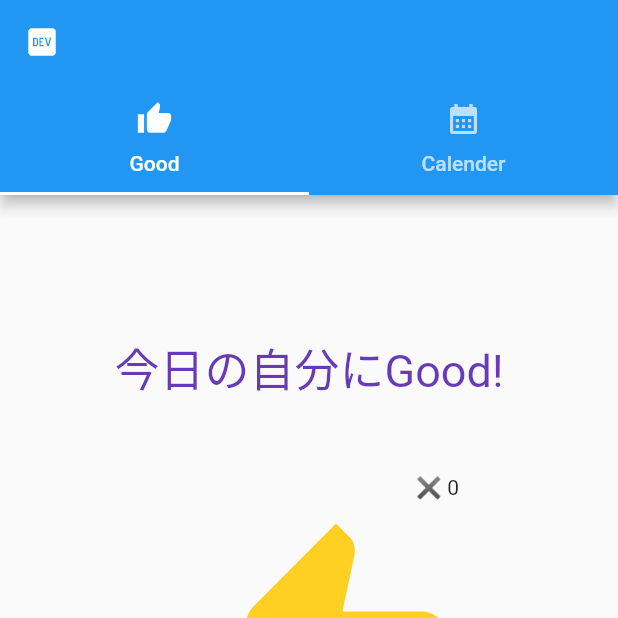
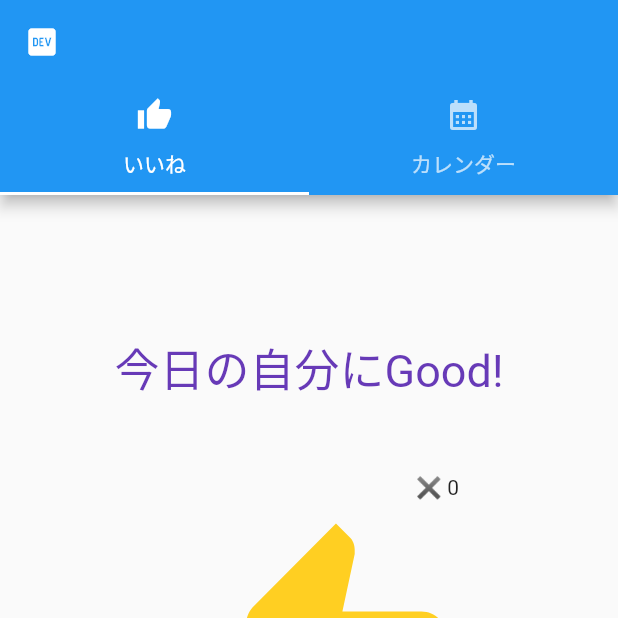
Before and after one commit to youten410/me-good, a Flutter app: the screen it shows after launch, on a phone screen of 412 x 824 dp, the top half of it. Run offline on Flutter 3.47's test engine with Material 2 defaults, Android fonts, the phone set to English and light mode, and no system bars; our stand-ins replace cloud_firestore, firebase_core, go_router, table_calendar; accounts and stored records are empty.

Commit message:
update : tabbarのテキスト変更

```diff
--- a/lib/screens/home_screen.dart
+++ b/lib/screens/home_screen.dart
@@ -11,8 +11,8 @@ class HomeScreen extends StatefulWidget {
 
 class _HomeScreenState extends State<HomeScreen> {
   final _tab = <Tab> [
-    Tab( text:'Good', icon: Icon(Icons.thumb_up)),
-    Tab( text:'Calender', icon: Icon(Icons.calendar_month)),
+    Tab( text:'いいね', icon: Icon(Icons.thumb_up)),
+    Tab( text:'カレンダー', icon: Icon(Icons.calendar_month)),
   ];
 
   Widget build(BuildContext context) {
```
